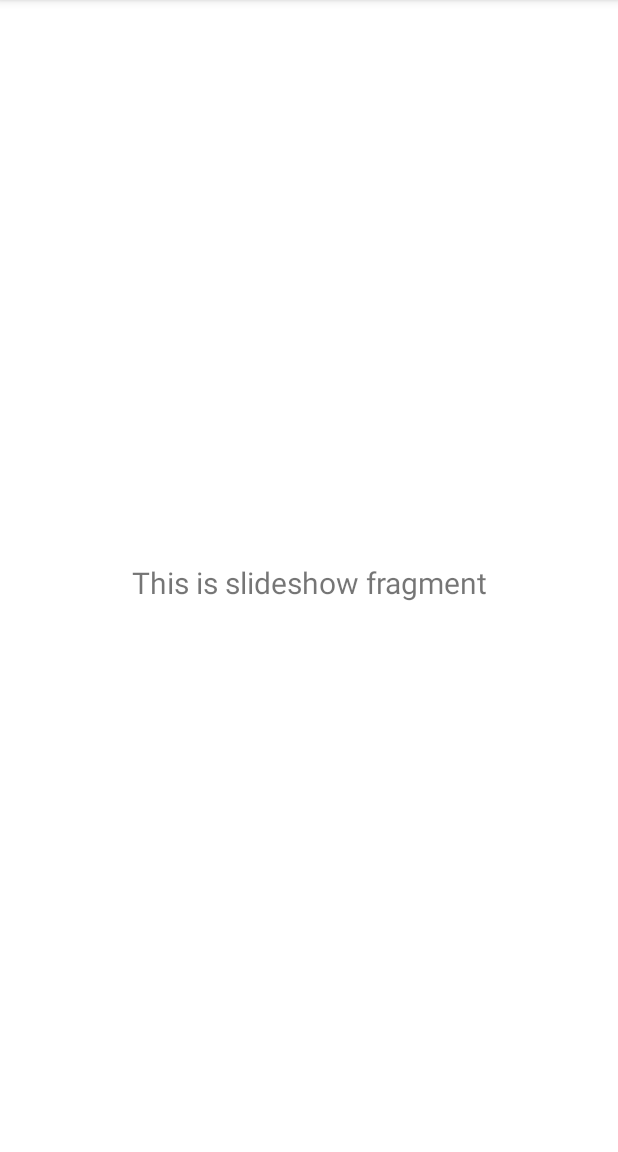
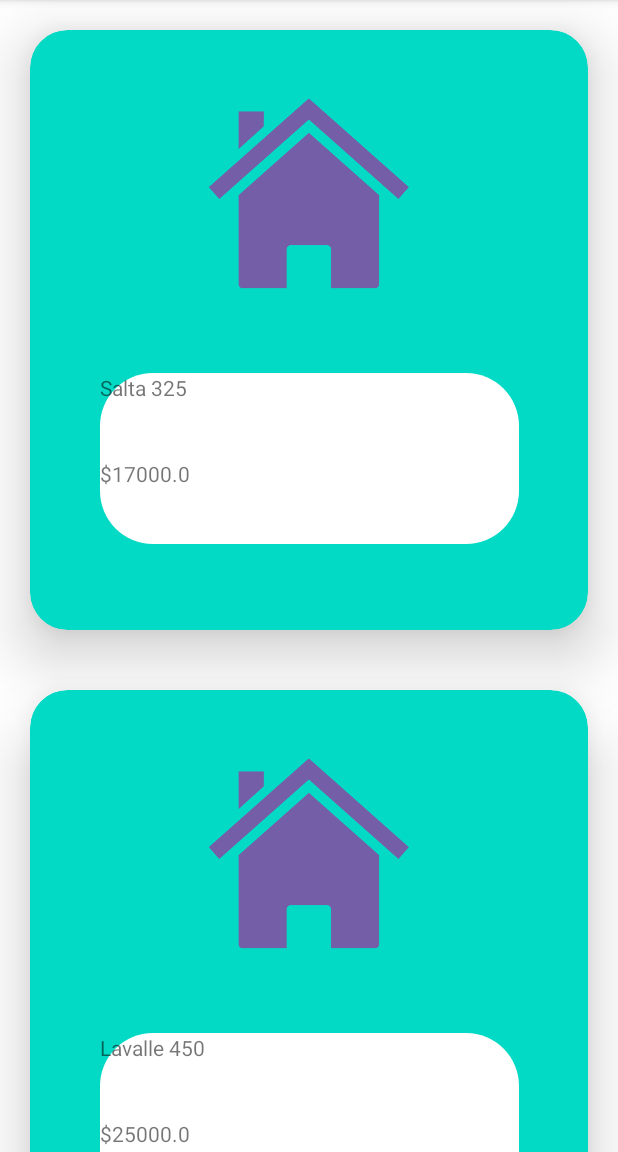
Before and after one commit to msebaf/Tp_Final_Lab_3_Movil, an Android app: the fragment SlideshowFragment shown on its own in the app's theme, on a phone screen of 412 x 824 dp, the part 84-1236 px from its top. Run offline under Robolectric (Android 15) with nearby library versions, the phone set to English and light mode, and no system bars; pictures from the network do not load.

Commit message:
funciona lista inmubles, checkpoint antes de detalle

```diff
--- a/app/build.gradle
+++ b/app/build.gradle
@@ -44,4 +44,5 @@ dependencies {
     androidTestImplementation 'androidx.test.ext:junit:1.1.5'
     androidTestImplementation 'androidx.test.espresso:espresso-core:3.5.1'
     implementation 'com.google.android.gms:play-services-maps:18.1.0'
+    implementation 'com.github.bumptech.glide:glide:4.11.0'
 }
--- a/app/src/main/java/com/miempresa/tp_final_lab_3_movil/ui/slideshow/SlideshowFragment.java
+++ b/app/src/main/java/com/miempresa/tp_final_lab_3_movil/ui/slideshow/SlideshowFragment.java
@@ -4,17 +4,22 @@ import android.os.Bundle;
 import android.view.LayoutInflater;
 import android.view.View;
 import android.view.ViewGroup;
-import android.widget.TextView;
 
 import androidx.annotation.NonNull;
 import androidx.fragment.app.Fragment;
 import androidx.lifecycle.ViewModelProvider;
+import androidx.recyclerview.widget.GridLayoutManager;
+import androidx.recyclerview.widget.RecyclerView;
 
 import com.miempresa.tp_final_lab_3_movil.databinding.FragmentSlideshowBinding;
+import com.miempresa.tp_final_lab_3_movil.modelo.Inmueble;
+
+import java.util.List;
 
 public class SlideshowFragment extends Fragment {
 
     private FragmentSlideshowBinding binding;
+    private SlideshowViewModel vm;
 
     public View onCreateView(@NonNull LayoutInflater inflater,
                              ViewGroup container, Bundle savedInstanceState) {
@@ -24,8 +29,17 @@ public class SlideshowFragment extends Fragment {
         binding = FragmentSlideshowBinding.inflate(inflater, container, false);
         View root = binding.getRoot();
 
-        final TextView textView = binding.textSlideshow;
-        slideshowViewModel.getText().observe(getViewLifecycleOwner(), textView::setText);
+        vm = new ViewModelProvider(this).get(SlideshowViewModel.class);
+
+        RecyclerView rv = binding.rvInmuebles;
+
+        GridLayoutManager grilla = new GridLayoutManager(requireContext(), 1, GridLayoutManager.VERTICAL,false);
+        rv.setLayoutManager(grilla);
+        SlideshowFragmentAdapter adapter = new SlideshowFragmentAdapter(requireContext(), vm.consultarInmuebles(), getLayoutInflater());
+        rv.setAdapter(adapter);
+
+
+
         return root;
     }
 
--- /dev/null
+++ b/app/src/main/java/com/miempresa/tp_final_lab_3_movil/ui/slideshow/SlideshowFragmentAdapter.java
@@ -0,0 +1,77 @@
+package com.miempresa.tp_final_lab_3_movil.ui.slideshow;
+
+import android.content.Context;
+import android.util.Log;
+import android.view.LayoutInflater;
+import android.view.View;
+import android.view.ViewGroup;
+import android.widget.ImageView;
+import android.widget.TextView;
+
+import androidx.annotation.NonNull;
+import androidx.cardview.widget.CardView;
+import androidx.recyclerview.widget.RecyclerView;
+
+import com.bumptech.glide.Glide;
+import com.bumptech.glide.load.engine.DiskCacheStrategy;
+import com.miempresa.tp_final_lab_3_movil.R;
+import com.miempresa.tp_final_lab_3_movil.modelo.Inmueble;
+
+import java.util.List;
+
+public class SlideshowFragmentAdapter extends RecyclerView.Adapter<SlideshowFragmentAdapter.ViewHolder> {
+
+    private Context context;
+    private List<Inmueble> inmuebles;
+    private LayoutInflater inf;
+
+    public SlideshowFragmentAdapter(Context context, List<Inmueble> inmuebles, LayoutInflater inf) {
+        this.context = context;
+        this.inmuebles = inmuebles;
+        this.inf = inf;
+    }
+
+    @NonNull
+    @Override
+    public ViewHolder onCreateViewHolder(@NonNull ViewGroup parent, int viewType) {
+        View root = inf.inflate(R.layout.inmueble_card ,parent,false);
+        return new ViewHolder(root);
+    }
+
+    @Override
+    public void onBindViewHolder(@NonNull ViewHolder holder, int position) {
+
+
+        holder.direccion.setText(inmuebles.get(position).getDireccion()+"");
+        holder.precio.setText( "$"+inmuebles.get(position).getPrecio()+"");
+      //  Glide.with(context).
+              //  load(inmuebles.get(position).getImagen()).
+               // diskCacheStrategy(DiskCacheStrategy.ALL).
+              //  into(holder.foto);
+        CardView cv = holder.itemView.findViewById(R.id.cvInm);
+        cv.setOnClickListener(new View.OnClickListener() {
+            @Override
+            public void onClick(View v) {
+                Log.d("click", "click" + position);
+            }
+        });
+
+    }
+
+    @Override
+    public int getItemCount() {
+        return inmuebles.size();
+    }
+
+    public static class ViewHolder extends RecyclerView.ViewHolder {
+       // ImageView foto;
+        TextView precio, direccion;
+        public ViewHolder(@NonNull View itemView) {
+            super(itemView);
+       //    foto = itemView.findViewById(R.id.ivFoto);
+            precio = itemView.findViewById(R.id.tvPrecio);
+            direccion = itemView.findViewById(R.id.tvDireccion);
+        }
+    }
+}
+//descomentar cuando tenga fotos
--- a/app/src/main/java/com/miempresa/tp_final_lab_3_movil/ui/slideshow/SlideshowViewModel.java
+++ b/app/src/main/java/com/miempresa/tp_final_lab_3_movil/ui/slideshow/SlideshowViewModel.java
@@ -8,18 +8,28 @@ import androidx.lifecycle.LiveData;
 import androidx.lifecycle.MutableLiveData;
 import androidx.lifecycle.ViewModel;
 
+import com.miempresa.tp_final_lab_3_movil.modelo.Inmueble;
+import com.miempresa.tp_final_lab_3_movil.modelo.Propietario;
+import com.miempresa.tp_final_lab_3_movil.request.ApiClient;
+
+import java.util.ArrayList;
+
 public class SlideshowViewModel extends AndroidViewModel {
 
-    private final MutableLiveData<String> mText;
+
+
+    private ApiClient ac;
 
     public SlideshowViewModel(@NonNull Application application) {
         super(application);
-        mText = new MutableLiveData<>();
-        mText.setValue("This is slideshow fragment");
+
     }
 
 
-    public LiveData<String> getText() {
-        return mText;
+
+
+    public ArrayList<Inmueble> consultarInmuebles() {
+        ac= ApiClient.getApi();
+        return ac.obtnerPropiedades();
     }
 }
--- /dev/null
+++ b/app/src/main/res/drawable/fondo_redondo_blanco.xml
@@ -0,0 +1,6 @@
+
+
+    <shape xmlns:android="http://schemas.android.com/apk/res/android">
+        <solid android:color="@color/white" />
+        <corners android:radius="35dp" />
+    </shape>
--- a/app/src/main/res/layout/fragment_slideshow.xml
+++ b/app/src/main/res/layout/fragment_slideshow.xml
@@ -1,22 +1,15 @@
 <?xml version="1.0" encoding="utf-8"?>
-<androidx.constraintlayout.widget.ConstraintLayout xmlns:android="http://schemas.android.com/apk/res/android"
+<FrameLayout xmlns:android="http://schemas.android.com/apk/res/android"
     xmlns:app="http://schemas.android.com/apk/res-auto"
     xmlns:tools="http://schemas.android.com/tools"
     android:layout_width="match_parent"
     android:layout_height="match_parent"
     tools:context=".ui.slideshow.SlideshowFragment">
 
-    <TextView
-        android:id="@+id/text_slideshow"
+    <androidx.recyclerview.widget.RecyclerView
+        android:id="@+id/rvInmuebles"
         android:layout_width="match_parent"
         android:layout_height="wrap_content"
-        android:layout_marginStart="8dp"
-        android:layout_marginTop="8dp"
-        android:layout_marginEnd="8dp"
-        android:textAlignment="center"
-        android:textSize="20sp"
-        app:layout_constraintBottom_toBottomOf="parent"
-        app:layout_constraintEnd_toEndOf="parent"
-        app:layout_constraintStart_toStartOf="parent"
-        app:layout_constraintTop_toTopOf="parent" />
-</androidx.constraintlayout.widget.ConstraintLayout>
+
+        />
+</FrameLayout>
--- /dev/null
+++ b/app/src/main/res/layout/inmueble_card.xml
@@ -0,0 +1,61 @@
+<?xml version="1.0" encoding="utf-8"?>
+<androidx.cardview.widget.CardView
+    xmlns:android="http://schemas.android.com/apk/res/android"
+    xmlns:app="http://schemas.android.com/apk/res-auto"
+    xmlns:tools="http://schemas.android.com/tools"
+    android:id="@+id/cvInm"
+    android:layout_width="match_parent"
+    android:layout_height="400dp"
+    android:layout_gravity="center_horizontal"
+    android:layout_margin="20dp"
+    android:clickable="true"
+    app:cardBackgroundColor="@color/teal_200"
+    app:cardCornerRadius="25dp"
+    app:cardElevation="25dp"
+    app:contentPadding="10dp">
+
+    <androidx.constraintlayout.widget.ConstraintLayout
+        android:id="@+id/linearLayout"
+        android:layout_width="match_parent"
+        android:layout_height="match_parent"
+        android:orientation="vertical">
+
+        <ImageView
+            android:id="@+id/ivFoto"
+            android:layout_width="272dp"
+            android:layout_height="142dp"
+            android:layout_marginTop="28dp"
+            app:layout_constraintEnd_toEndOf="parent"
+            app:layout_constraintHorizontal_bias="0.497"
+            app:layout_constraintStart_toStartOf="parent"
+            app:layout_constraintTop_toTopOf="parent"
+            app:srcCompat="@drawable/casa"
+            tools:srcCompat="@tools:sample/avatars[3]" />
+
+        <LinearLayout
+            android:layout_width="279dp"
+            android:layout_height="114dp"
+            android:background="@drawable/fondo_redondo_blanco"
+            android:orientation="vertical"
+            app:layout_constraintBottom_toBottomOf="parent"
+            app:layout_constraintEnd_toEndOf="parent"
+            app:layout_constraintStart_toStartOf="parent"
+            app:layout_constraintTop_toBottomOf="@+id/ivFoto"
+            app:layout_constraintVertical_bias="0.504">
+
+
+            <TextView
+                android:id="@+id/tvDireccion"
+                android:layout_width="match_parent"
+                android:layout_height="57dp"
+                android:text="TextView" />
+
+            <TextView
+                android:id="@+id/tvPrecio"
+                android:layout_width="match_parent"
+                android:layout_height="51dp"
+                android:text="TextView" />
+        </LinearLayout>
+
+    </androidx.constraintlayout.widget.ConstraintLayout>
+    </androidx.cardview.widget.CardView>
```
